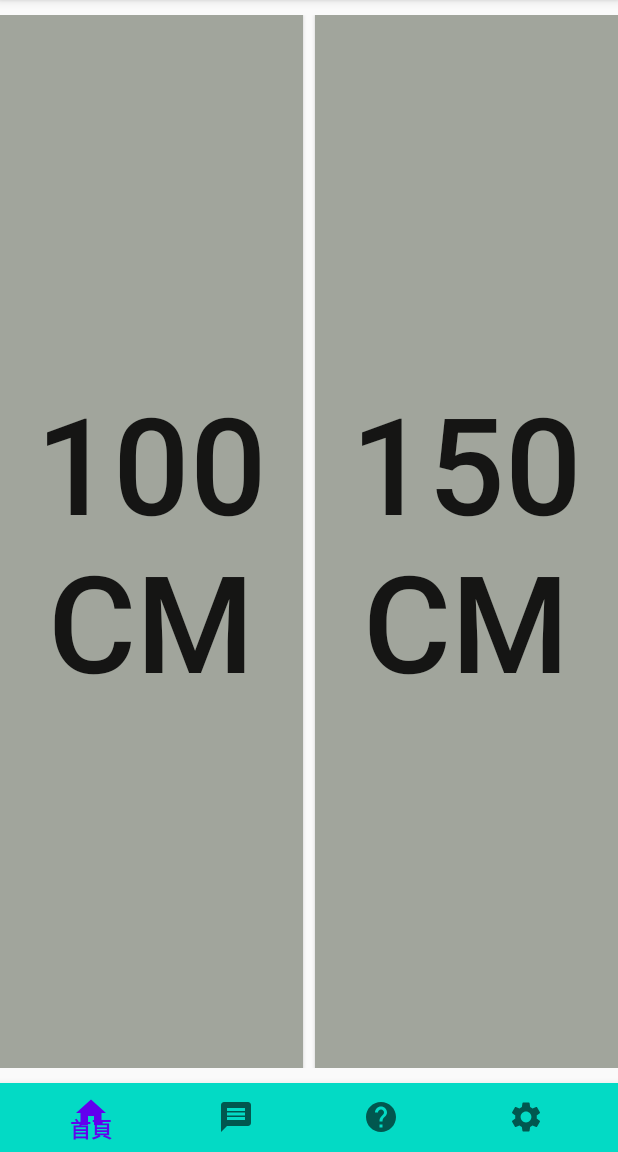
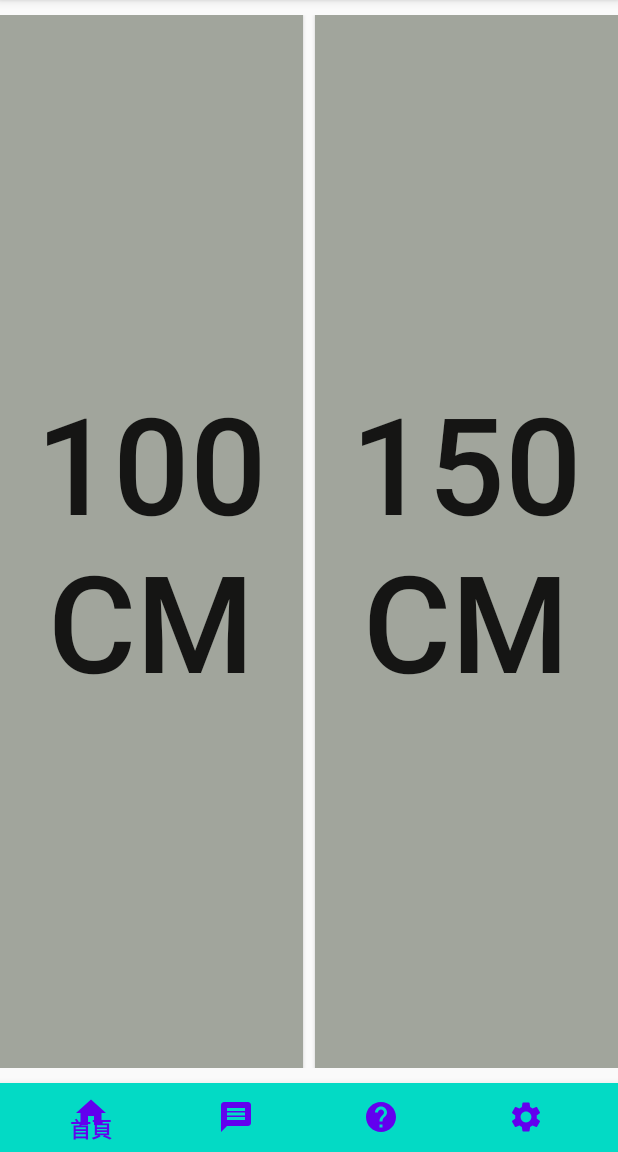
Before and after one commit to A060E105/KSU_Project, an Android app: the screen it shows after launch (MainActivity), on a phone screen of 412 x 824 dp, the part 84-1236 px from its top. Run offline under Robolectric (Android 15) with nearby library versions, the phone set to English and light mode, and no system bars; our stand-ins replace ButterKnife.

Commit message:
[Android]修改fragment_home.xml Button ID,新增BottomNavigationView color style

```diff
--- a/Android/app/src/main/java/com/example/tfminiplusapp/Fragment_help.java
+++ b/Android/app/src/main/java/com/example/tfminiplusapp/Fragment_help.java
@@ -68,12 +68,12 @@ public class Fragment_help extends Fragment {
     public View onCreateView(LayoutInflater inflater, ViewGroup container,
                              Bundle savedInstanceState) {
         // Inflate the layout for this fragment
-        VideoView videoView = null;
-        videoView = (VideoView) videoView.findViewById(R.id.videoView2);
-        videoView.requestFocus();
-        MediaController mc = new MediaController(getActivity());
-        videoView.setMediaController(mc);
-        videoView.setVideoPath("/raw/vedio.mp4");
+//        VideoView videoView = null;
+//        videoView = (VideoView) videoView.findViewById(R.id.videoView2);
+//        videoView.requestFocus();
+//        MediaController mc = new MediaController(getActivity());
+//        videoView.setMediaController(mc);
+//        videoView.setVideoPath("/raw/vedio.mp4");
 
         return inflater.inflate(R.layout.fragment_help, container, false);
     }
--- a/Android/app/src/main/res/layout/activity_main.xml
+++ b/Android/app/src/main/res/layout/activity_main.xml
@@ -24,7 +24,7 @@
         android:layout_gravity="bottom"
         android:layout_marginEnd="0dp"
         android:layout_marginStart="0dp"
-        android:background="@color/colorAccent"
+        style="@style/BluetoothConnect.true"
         app:layout_constraintBottom_toBottomOf="parent"
         app:layout_constraintLeft_toLeftOf="parent"
         app:layout_constraintRight_toRightOf="parent"
--- a/Android/app/src/main/res/layout/fragment_home.xml
+++ b/Android/app/src/main/res/layout/fragment_home.xml
@@ -19,17 +19,17 @@
 
 
         <Button
-            android:id="@+id/button"
+            android:id="@+id/btn_left_warning"
             android:layout_width="wrap_content"
             android:layout_height="match_parent"
             android:layout_marginRight="4dp"
             android:layout_weight="1"
-            android:textSize="90dp"
             android:background="@color/colorNormal"
-            android:text="100\nCM" />
+            android:text="100\nCM"
+            android:textSize="90dp" />
 
         <Button
-            android:id="@+id/button2"
+            android:id="@+id/btn_right_warning"
             android:layout_width="wrap_content"
             android:layout_height="match_parent"
             android:layout_marginLeft="4dp"
--- a/Android/app/src/main/res/values/colors.xml
+++ b/Android/app/src/main/res/values/colors.xml
@@ -3,7 +3,13 @@
     <color name="colorPrimary">#6200EE</color>
     <color name="colorPrimaryDark">#3700B3</color>
     <color name="colorAccent">#03DAC5</color>
-    <color name="colorWarning">#FF0000</color>
     <color name="colorNormal">#A1A59C</color>
     <color name="colorTextPrimary">#000000</color>
+    <color name="colorWarning">#FF0000</color>
+    <color name="colorBluetoothOFF">#000000</color>
+    <color name="colorBluetoothOFFIcon">#FFFFFF</color>
+    <color name="colorSuccess">#03DAC5</color>
+    <color name="colorSuccessIcon">#6200EE</color>
+    <color name="colorFail">#DD5B55</color>
+    <color name="colorFailIcon">#000000</color>
 </resources>
--- a/Android/app/src/main/res/values/styles.xml
+++ b/Android/app/src/main/res/values/styles.xml
@@ -8,4 +8,22 @@
 
     </style>
 
+    <style name="BluetoothConnect" parent="Widget.Design.BottomNavigationView">
+        <item name="backgroundTint">@color/colorBluetoothOFF</item>
+        <item name="itemIconTint">@color/colorBluetoothOFFIcon</item>
+        <item name="itemTextColor">@color/colorBluetoothOFFIcon</item>
+    </style>
+
+    <style name="BluetoothConnect.true">
+        <item name="backgroundTint">@color/colorSuccess</item>
+        <item name="itemIconTint">@color/colorPrimary</item>
+        <item name="itemTextColor">@color/colorPrimary</item>
+    </style>
+
+    <style name="BluetoothConnect.false">
+        <item name="backgroundTint">@color/colorFail</item>
+        <item name="itemIconTint">@color/colorFailIcon</item>
+        <item name="itemTextColor">@color/colorFailIcon</item>
+    </style>
+
 </resources>
```
